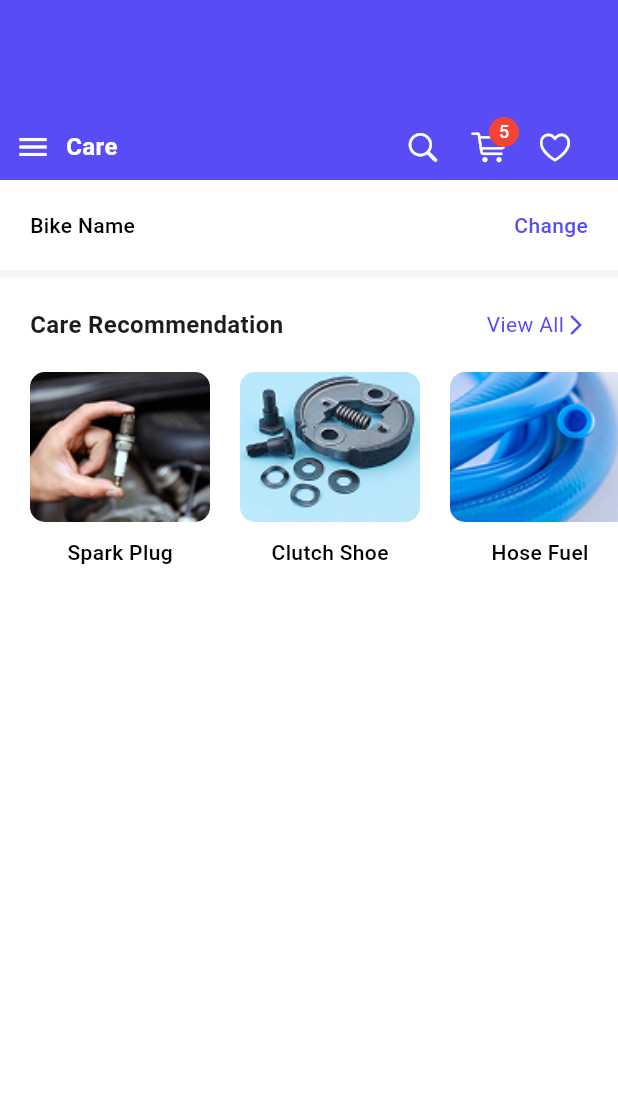
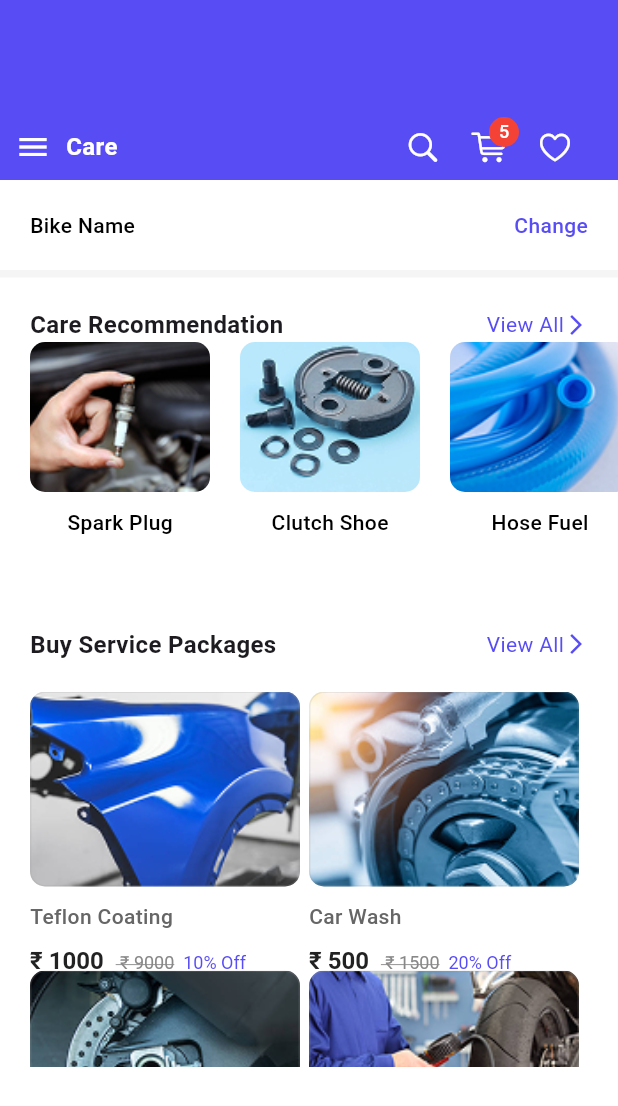
Before and after one commit to Abdulaowalasif/ridesharing, a Flutter app: the CareScreen screen opened directly, on a phone screen of 412 x 824 dp. Shown: the top 1106 px of the screen. Run offline on Flutter 3.47's test engine with Material 3 defaults, Android fonts, the phone set to English and light mode, and no system bars.

Commit message:
home and care screen added and floating action button added for navigation

```diff
--- a/lib/features/care/care_screen.dart
+++ b/lib/features/care/care_screen.dart
@@ -1,7 +1,10 @@
 import 'package:flutter/material.dart';
+import 'package:ride/features/home/home_screen.dart';
 import 'package:ride/features/widgets/custom_appbar.dart';
 import 'package:ride/features/widgets/custom_title.dart';
 import 'package:ride/features/widgets/recommendation_card.dart';
+
+import '../widgets/service_widgets.dart';
 
 class CareScreen extends StatelessWidget {
   const CareScreen({super.key});
@@ -14,10 +17,42 @@ class CareScreen extends StatelessWidget {
       {'imageUrl': 'assets/images/Rectangle 334-2.png', 'title': 'Hose Fuel'},
     ];
 
+    final List<Map<String, dynamic>> services = [
+      {
+        'imageUrl': 'assets/images/Rectangle 315-3.png',
+        'title': 'Teflon Coating',
+        'price': '1000',
+        'originalPrice': '9000',
+        'discount': '10',
+      },
+      {
+        'imageUrl': 'assets/images/Rectangle 315.png',
+        'title': 'Car Wash',
+        'price': '500',
+        'originalPrice': '1500',
+        'discount': '20',
+      },
+      {
+        'imageUrl': 'assets/images/Rectangle 315-1.png',
+        'title': 'Engine Polishing',
+        'price': '1200',
+        'originalPrice': '4000',
+        'discount': '25',
+      },
+      {
+        'imageUrl': 'assets/images/Rectangle 315-2.png',
+        'title': 'Interior Detailing',
+        'price': '2000',
+        'originalPrice': '5000',
+        'discount': '15',
+      },
+    ];
+
     return Scaffold(
       backgroundColor: Colors.white,
       appBar: CustomAppbar(title: 'Care'),
-      body: Column(
+      body: SingleChildScrollView(
+        child: Column(
           children: [
             Container(
               padding: const EdgeInsets.all(20.0),
@@ -46,8 +81,8 @@ class CareScreen extends StatelessWidget {
             ),
             Container(color: Color(0xFFF5F5F5), height: 5),
             CustomTitle(title: 'Care Recommendation', onPressed: () {}),
-          const SizedBox(height: 20),
-          Expanded(
+            SizedBox(
+              height: 150,
               child: ListView.separated(
                 padding: const EdgeInsets.symmetric(horizontal: 20),
                 itemCount: recommendations.length,
@@ -62,7 +97,10 @@ class CareScreen extends StatelessWidget {
                     const SizedBox(width: 20),
               ),
             ),
+            const SizedBox(height: 20),
+            ServiceWidgets(services: services),
           ],
+        ),
       ),
     );
   }
--- a/lib/features/home/home_screen.dart
+++ b/lib/features/home/home_screen.dart
@@ -1,10 +1,12 @@
 import 'package:flutter/material.dart';
+import 'package:ride/features/care/care_screen.dart';
 import 'package:ride/features/widgets/custom_appbar.dart';
 import 'package:ride/features/widgets/custom_title.dart';
 import 'package:ride/features/widgets/item_cards.dart';
 import 'package:ride/features/widgets/service_card.dart';
 import 'package:ride/features/widgets/users_tile.dart';
 
+import '../widgets/service_widgets.dart';
 import '../widgets/travel_card.dart';
 
 class HomeScreen extends StatelessWidget {
@@ -123,6 +125,17 @@ class HomeScreen extends StatelessWidget {
 
     return Scaffold(
       appBar: CustomAppbar(title: "Home"),
+      floatingActionButton: FloatingActionButton(
+        onPressed: () {
+          Navigator.push(
+            context,
+            MaterialPageRoute(builder: (context) => const CareScreen()),
+          );
+        },
+        shape: StadiumBorder(),
+        backgroundColor: Colors.blue,
+        child: Icon(Icons.arrow_forward_ios),
+      ),
       body: SingleChildScrollView(
         child: Column(
           crossAxisAlignment: CrossAxisAlignment.start,
@@ -179,25 +192,7 @@ class HomeScreen extends StatelessWidget {
               ),
             ),
             const SizedBox(height: 20),
-            CustomTitle(title: 'Buy Service Packages', onPressed: () {}),
-            const SizedBox(height: 20),
-            Container(
-              margin: const EdgeInsets.only(left: 20, right: 20),
-              height: 250,
-              child: GridView.builder(
-                gridDelegate: SliverGridDelegateWithFixedCrossAxisCount(
-                  crossAxisCount: 2,
-                ),
-                itemCount: 4,
-                itemBuilder: (BuildContext context, int index) => ServiceCard(
-                  imageUrl: services[index]['imageUrl'],
-                  title: services[index]['title'],
-                  price: services[index]['price'],
-                  originalPrice: services[index]['originalPrice'],
-                  discount: services[index]['discount'],
-                ),
-              ),
-            ),
+            ServiceWidgets(services: services),
             const SizedBox(height: 20),
           ],
         ),
--- /dev/null
+++ b/lib/features/widgets/service_widgets.dart
@@ -0,0 +1,40 @@
+import 'package:flutter/material.dart';
+import 'package:ride/features/widgets/service_card.dart';
+
+import 'custom_title.dart';
+
+class ServiceWidgets extends StatelessWidget {
+  const ServiceWidgets({
+    super.key,
+    required this.services,
+  });
+
+  final List<Map<String, dynamic>> services;
+
+  @override
+  Widget build(BuildContext context) {
+    return Column(
+      children: [
+        CustomTitle(title: 'Buy Service Packages', onPressed: () {}),
+        const SizedBox(height: 20),
+        Container(
+          margin: const EdgeInsets.only(left: 20, right: 20),
+          height: 250,
+          child: GridView.builder(
+            gridDelegate: SliverGridDelegateWithFixedCrossAxisCount(
+              crossAxisCount: 2,
+            ),
+            itemCount: 4,
+            itemBuilder: (BuildContext context, int index) => ServiceCard(
+              imageUrl: services[index]['imageUrl'],
+              title: services[index]['title'],
+              price: services[index]['price'],
+              originalPrice: services[index]['originalPrice'],
+              discount: services[index]['discount'],
+            ),
+          ),
+        ),
+      ],
+    );
+  }
+}
--- a/lib/main.dart
+++ b/lib/main.dart
@@ -1,5 +1,6 @@
 import 'package:flutter/material.dart';
 import 'package:ride/features/care/care_screen.dart';
+import 'package:ride/features/home/home_screen.dart';
 
 void main() {
   runApp(const MyApp());
@@ -15,7 +16,7 @@ class MyApp extends StatelessWidget {
       theme: ThemeData(
         colorScheme: ColorScheme.fromSeed(seedColor: Colors.deepPurple),
       ),
-      home: CareScreen(),
+      home: HomeScreen(),
     );
   }
 }
```
Lines whose indentation alone changed are shown as unchanged.
